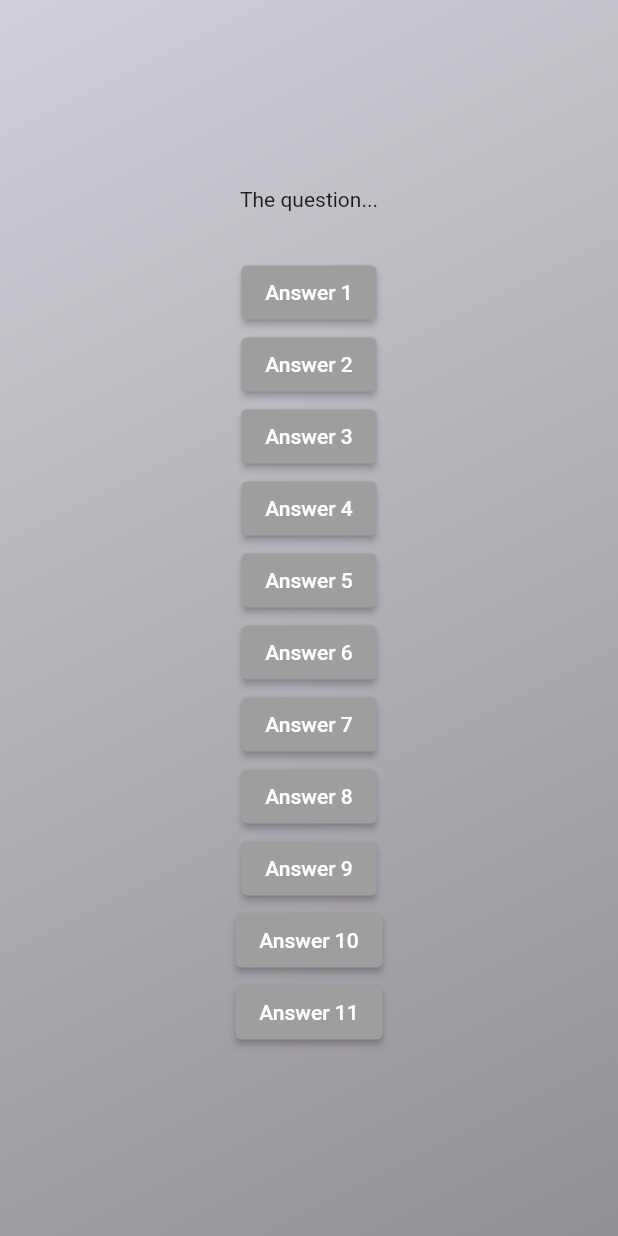
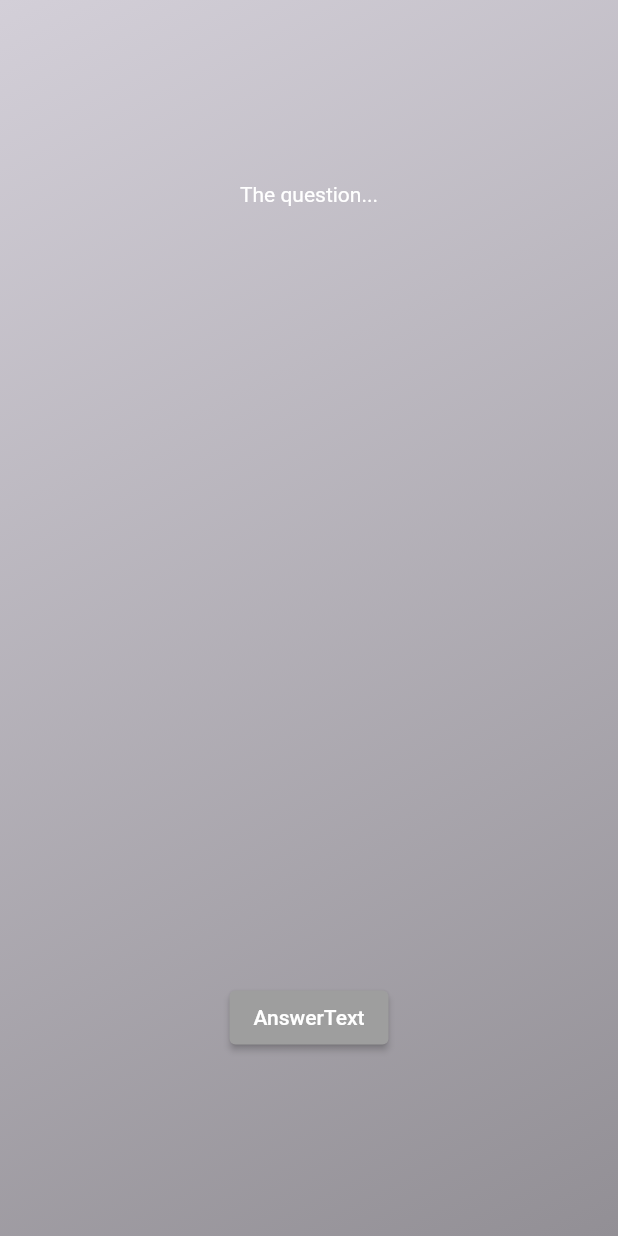
Before and after one commit to adeyemiiiii7/Flutter_Quiz_APP, a Flutter app: the screen it shows after launch, after a tap on "Start Quiz", on a phone screen of 412 x 824 dp. Run offline on Flutter 3.47's test engine with Material 2 defaults, Android fonts, the phone set to English and light mode, and no system bars.

Commit message:
new file:   lib/answer_button.dart 	modified:   lib/questions_screen.dart

```diff
--- /dev/null
+++ b/lib/answer_button.dart
@@ -0,0 +1,22 @@
+import 'package:flutter/material.dart';
+
+class AnswerButton extends StatelessWidget {
+  const AnswerButton({
+    super.key,
+    required this.answerText,
+    required this.onTap,
+  });
+  final String answerText;
+  final void Function() onTap;
+
+  @override
+  Widget build(BuildContext context) {
+    return ElevatedButton(
+      onPressed: () {},
+      style: ElevatedButton.styleFrom(
+        backgroundColor: Colors.grey, // Set the background color to grey
+      ),
+      child: const Text("AnswerText"),
+    );
+  }
+}
--- a/lib/questions_screen.dart
+++ b/lib/questions_screen.dart
@@ -1,4 +1,5 @@
 import 'package:flutter/material.dart';
+import 'package:quiz_app/answer_button.dart';
 
 class QuestionsScreen extends StatefulWidget {
   const QuestionsScreen({super.key});
@@ -13,87 +14,24 @@ class _QuestionsScreenState extends State<QuestionsScreen> {
     return SizedBox(
       width: double.infinity,
       child: Column(
-        mainAxisAlignment: MainAxisAlignment.center,
+        mainAxisAlignment: MainAxisAlignment.spaceAround,
         children: [
-          const Text('The question...'),
+          const Text('The question...',
+              style: TextStyle(
+                color: Colors.white,
+              )),
           const SizedBox(height: 30),
-          ElevatedButton(
-            onPressed: () {},
-            style: ElevatedButton.styleFrom(
-              backgroundColor: Colors.grey, // Set the background color to grey
-            ),
-            child: const Text("Answer 1"),
-          ),
-          ElevatedButton(
-            onPressed: () {},
-            style: ElevatedButton.styleFrom(
-              backgroundColor: Colors.grey,
-            ),
-            child: const Text("Answer 2"),
-          ),
-          ElevatedButton(
-            onPressed: () {},
-            style: ElevatedButton.styleFrom(
-              backgroundColor: Colors.grey,
-            ),
-            child: const Text("Answer 3"),
-          ),
-          ElevatedButton(
-            onPressed: () {},
-            style: ElevatedButton.styleFrom(
-              backgroundColor: Colors.grey,
-            ),
-            child: const Text("Answer 4"),
-          ),
-          ElevatedButton(
-            onPressed: () {},
-            style: ElevatedButton.styleFrom(
-              backgroundColor: Colors.grey,
-            ),
-            child: const Text("Answer 5"),
-          ),
-          ElevatedButton(
-            onPressed: () {},
-            style: ElevatedButton.styleFrom(
-              backgroundColor: Colors.grey,
-            ),
-            child: const Text("Answer 6"),
-          ),
-          ElevatedButton(
-            onPressed: () {},
-            style: ElevatedButton.styleFrom(
-              backgroundColor: Colors.grey,
-            ),
-            child: const Text("Answer 7"),
-          ),
-          ElevatedButton(
-            onPressed: () {},
-            style: ElevatedButton.styleFrom(
-              backgroundColor: Colors.grey,
-            ),
-            child: const Text("Answer 8"),
-          ),
-          ElevatedButton(
-            onPressed: () {},
-            style: ElevatedButton.styleFrom(
-              backgroundColor: Colors.grey,
-            ),
-            child: const Text("Answer 9"),
-          ),
-          ElevatedButton(
-            onPressed: () {},
-            style: ElevatedButton.styleFrom(
-              backgroundColor: Colors.grey,
-            ),
-            child: const Text("Answer 10"),
-          ),
-          ElevatedButton(
-            onPressed: () {},
-            style: ElevatedButton.styleFrom(
-              backgroundColor: Colors.grey,
-            ),
-            child: const Text("Answer 11"),
-          ),
+          AnswerButton(answerText: 'Answer Text...', onTap: () {}),
+          // Answer(),
+          // Answer(),
+          // Answer(),
+          // Answer(),
+          // Answer(),
+          // Answer(),
+          // Answer(),
+          // Answer(),
+          // Answer(),
+          // Answer(),
         ],
       ),
     );
```
